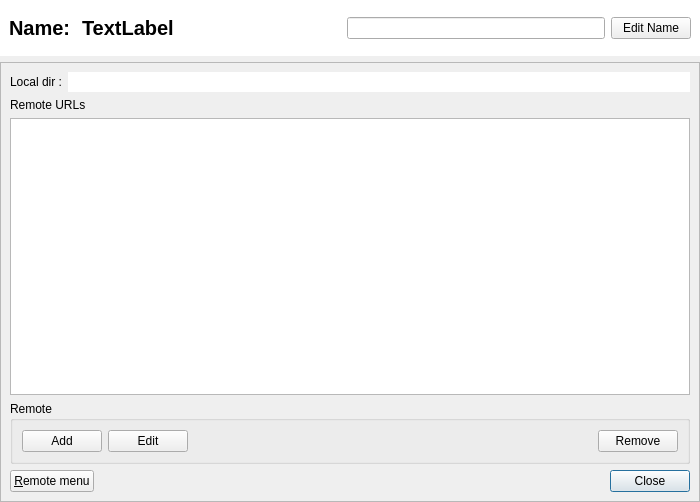
soramimi/Guitar, file src/RepositoryPropertyDialog.ui: the form before one commit.
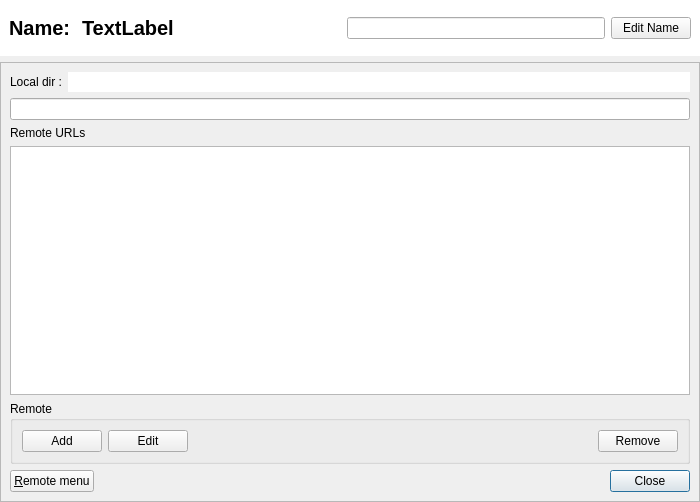
The form after the commit. Custom widgets are drawn as their Qt base class.

Commit message: Delete BasicRepositoryDialog and SetRemoteUrlDialog, integrate features into RepositoryPropertyDialog

Patch:
```diff
--- a/src/RepositoryPropertyDialog.ui
+++ b/src/RepositoryPropertyDialog.ui
@@ -152,6 +152,9 @@
         </item>
        </layout>
       </item>
+      <item>
+       <widget class="QLineEdit" name="lineEdit_remote_url"/>
+      </item>
       <item>
        <widget class="QLabel" name="label">
         <property name="text">
```
Left out of the diff: 20 changed lines with no effect on the pictures. The commit also changes 8 other files.
